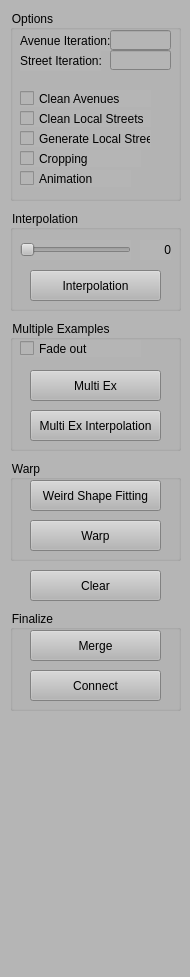
Old version of the form StreetDesigner/ControlWidget.ui in the repository gnishida/StreetDesigner.
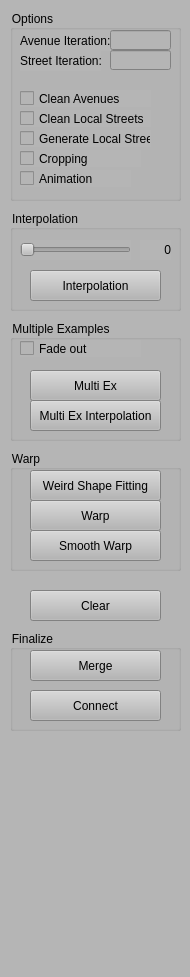
New version of the form.

The edit to the form file:
```diff
--- a/StreetDesigner/ControlWidget.ui
+++ b/StreetDesigner/ControlWidget.ui
@@ -26,7 +26,7 @@
       <x>10</x>
       <y>320</y>
       <width>171</width>
-      <height>131</height>
+      <height>121</height>
      </rect>
     </property>
     <property name="title">
@@ -62,7 +62,7 @@
      <property name="geometry">
       <rect>
        <x>20</x>
-       <y>90</y>
+       <y>80</y>
        <width>131</width>
        <height>31</height>
       </rect>
@@ -206,7 +206,7 @@
     <property name="geometry">
      <rect>
       <x>10</x>
-      <y>610</y>
+      <y>630</y>
       <width>171</width>
       <height>101</height>
      </rect>
@@ -312,9 +312,9 @@
     <property name="geometry">
      <rect>
       <x>10</x>
-      <y>460</y>
+      <y>450</y>
       <width>171</width>
-      <height>101</height>
+      <height>121</height>
      </rect>
     </property>
     <property name="title">
@@ -324,7 +324,7 @@
      <property name="geometry">
       <rect>
        <x>20</x>
-       <y>60</y>
+       <y>50</y>
        <width>131</width>
        <height>31</height>
       </rect>
@@ -346,12 +346,25 @@
       <string>Weird Shape Fitting</string>
      </property>
     </widget>
+    <widget class="QPushButton" name="pushButtonGenerateSmoothWarp">
+     <property name="geometry">
+      <rect>
+       <x>20</x>
+       <y>80</y>
+       <width>131</width>
+       <height>31</height>
+      </rect>
+     </property>
+     <property name="text">
+      <string>Smooth Warp</string>
+     </property>
+    </widget>
    </widget>
    <widget class="QPushButton" name="pushButtonClear">
     <property name="geometry">
      <rect>
       <x>30</x>
-      <y>570</y>
+      <y>590</y>
       <width>131</width>
       <height>31</height>
      </rect>
```
